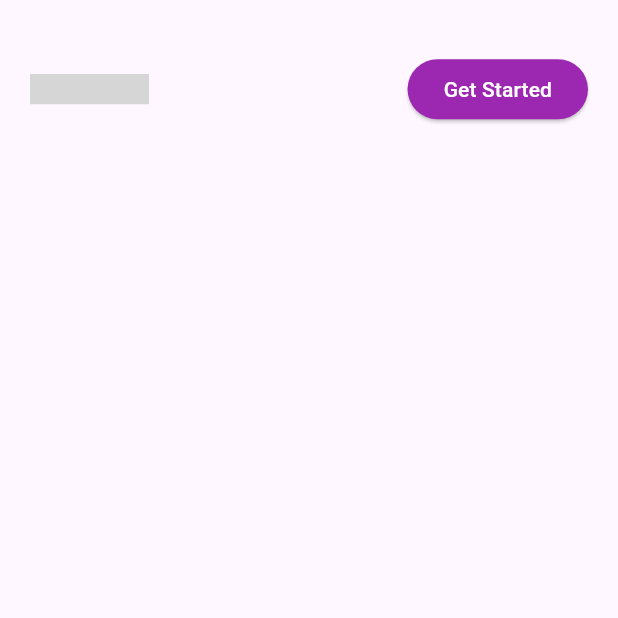
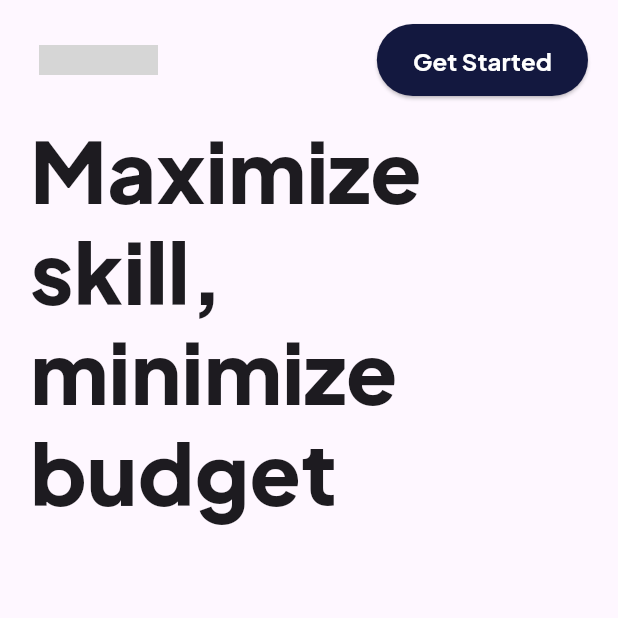
Before and after one commit to oussamajabbari/skilled-elearning-landing-page, a Flutter app: the screen it shows after launch, after a tap on "Get Started", on a phone screen of 412 x 824 dp, the top half of it. Run offline on Flutter 3.47's test engine with Material 3 defaults, Android fonts, the light colour scheme and no system bars; our stand-ins replace flutter_svg, google_fonts; grey boxes are pictures that could not be loaded.

Commit message:
Add butons on appbar

```diff
--- a/lib/design_system.dart
+++ b/lib/design_system.dart
@@ -1,12 +1,14 @@
 import 'package:flutter/material.dart';
 import 'package:google_fonts/google_fonts.dart';
 
+/* Colors */
 const Color blue900 = Color(0xFF13183F);
 const Color blue600 = Color(0xFF666CA3);
 const Color pink600 = Color(0xFFF74780);
 const Color pink300 = Color(0xFFFFA7C3);
 const Color waterlooGrey = Color(0xFF83869A);
 
+/* Linear gradients */
 const LinearGradient gradientPink = LinearGradient(
   begin: Alignment.topCenter,
   end: Alignment.bottomCenter,
@@ -19,6 +21,7 @@ const LinearGradient gradientPurple = LinearGradient(
   colors: <Color>[Color(0xFF4851FF), Color(0xFFF02AA6)],
 );
 
+/* Text fonts */
 final TextStyle textPreset1 = GoogleFonts.plusJakartaSans(
   textStyle: const TextStyle(
     fontSize: 56,
@@ -69,3 +72,101 @@ final TextStyle textPreset7 = GoogleFonts.plusJakartaSans(
     fontWeight: FontWeight.bold,
   ),
 );
+
+/* Buttons */
+class BaseButton extends ElevatedButton {
+  BaseButton({
+    super.key,
+    required Color backgroundColor,
+    required Color foregroundColor,
+    required double horizontalPadding,
+    required double verticalPadding,
+    required String text,
+    required TextStyle textStyle,
+  }) : super(
+         style: ElevatedButton.styleFrom(
+           backgroundColor: backgroundColor,
+           foregroundColor: foregroundColor,
+           shape: RoundedRectangleBorder(
+             borderRadius: BorderRadius.circular(28),
+           ),
+           padding: EdgeInsetsDirectional.symmetric(
+             horizontal: horizontalPadding,
+             vertical: verticalPadding,
+           ),
+         ),
+         onPressed: () {},
+         child: Text(text, style: textStyle),
+       );
+}
+
+class BaseButton2 extends StatelessWidget {
+  final double height;
+  final Color backgroundColor;
+  final Color foregroundColor;
+  final double horizontalPadding;
+  final double verticalPadding;
+  final String text;
+  final TextStyle textStyle;
+
+  const BaseButton2({
+    super.key,
+    required this.height,
+    required this.backgroundColor,
+    required this.foregroundColor,
+    required this.horizontalPadding,
+    required this.verticalPadding,
+    required this.text,
+    required this.textStyle,
+  });
+
+  @override
+  Widget build(BuildContext context) {
+    return SizedBox(
+      height: height,
+      child: ElevatedButton(
+        style: ElevatedButton.styleFrom(
+          backgroundColor: backgroundColor,
+          foregroundColor: foregroundColor,
+          shape: RoundedRectangleBorder(
+            borderRadius: BorderRadius.circular(28),
+          ),
+          padding: EdgeInsetsDirectional.symmetric(
+            horizontal: horizontalPadding,
+            vertical: verticalPadding,
+          ),
+        ),
+        onPressed: () {},
+        child: Text(text, style: textStyle),
+      ),
+    );
+  }
+}
+
+class DesktopButton extends BaseButton2 {
+  DesktopButton({
+    super.key,
+    required super.backgroundColor,
+    required super.foregroundColor,
+    required super.text,
+  }) : super(
+         height: 59,
+         horizontalPadding: 32,
+         verticalPadding: 16,
+         textStyle: textPreset7,
+       );
+}
+
+class MobileButton extends BaseButton2 {
+  MobileButton({
+    super.key,
+    required super.backgroundColor,
+    required super.foregroundColor,
+    required super.text,
+  }) : super(
+         height: 48,
+         horizontalPadding: 24,
+         verticalPadding: 12,
+         textStyle: textPreset6,
+       );
+}
--- a/lib/main.dart
+++ b/lib/main.dart
@@ -1,5 +1,6 @@
 import 'package:flutter/material.dart';
 import 'package:flutter_svg/flutter_svg.dart';
+import 'package:skilled_elearning_landing_page/design_system.dart';
 
 void main() {
   runApp(const MyApp());
@@ -24,30 +25,31 @@ class HomePage extends StatelessWidget {
   @override
   Widget build(BuildContext context) {
     return Scaffold(
-      body: Padding(
-        padding: const EdgeInsets.fromLTRB(20, 35.5, 20, 0),
-        child: Row(
-          mainAxisAlignment: MainAxisAlignment.spaceBetween,
-          children: [
-            SvgPicture.asset(
+      appBar: AppBar(
+        toolbarHeight: 80,
+        title: Padding(
+          padding: const EdgeInsets.only(left: 10),
+          child: SvgPicture.asset(
             'logo-dark.svg',
             semanticsLabel: 'skilled logo',
             height: 20,
             width: 79,
           ),
-            ElevatedButton(
-              style: ElevatedButton.styleFrom(
-                backgroundColor: Colors.purple, // background color
-                foregroundColor: Colors.white, // text color
-                shape: RoundedRectangleBorder(
-                  borderRadius: BorderRadius.circular(20),
         ),
+        actions: [
+          Padding(
+            padding: const EdgeInsets.only(right: 20),
+            child: MobileButton(
+              text: 'Get Started',
+              backgroundColor: blue900,
+              foregroundColor: Colors.white,
             ),
-              onPressed: () {},
-              child: Text('Get Started'),
           ),
         ],
       ),
+      body: Padding(
+        padding: const EdgeInsets.symmetric(horizontal: 20),
+        child: Text('Maximize skill, minimize budget', style: textPreset1),
       ),
     );
   }
```
Lines whose indentation alone changed are shown as unchanged.
